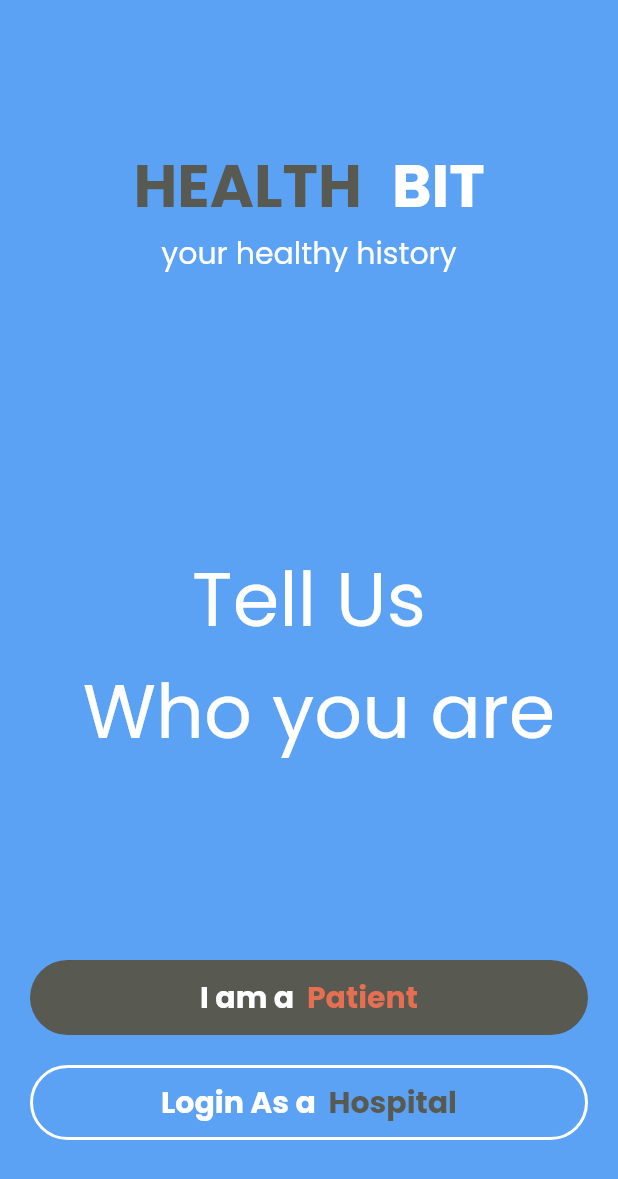
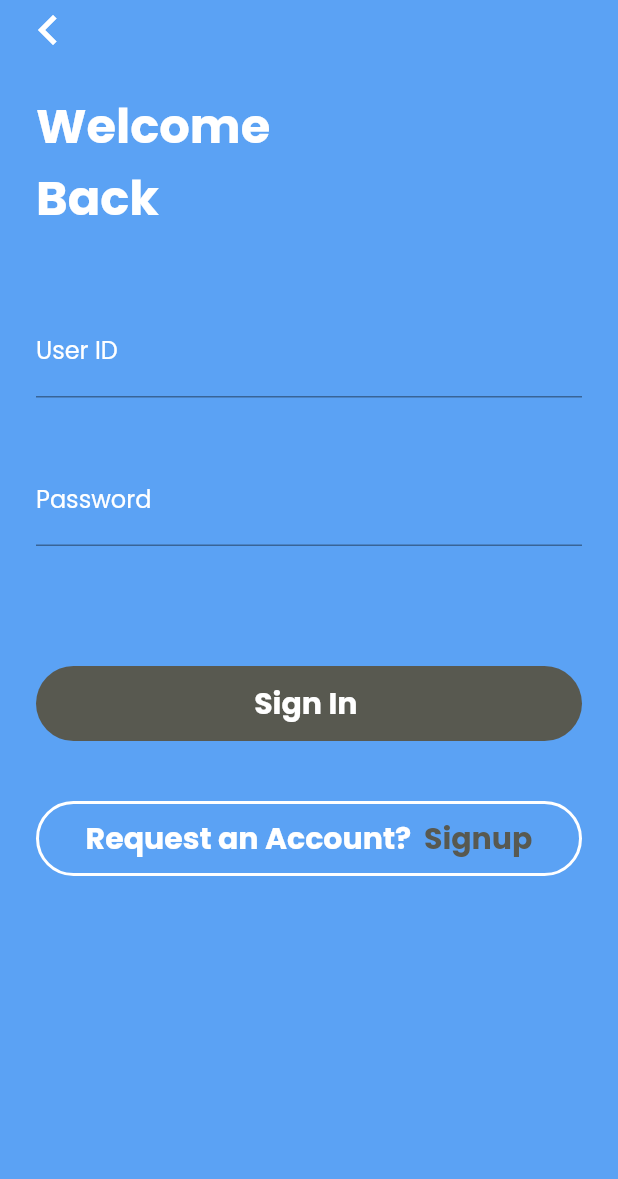
Before and after one commit to SaujanBindukar/HealthBit, a Flutter app: the Category screen opened by its route, after a tap on "I am a", on a phone screen of 412 x 824 dp. Shown: the top 1179 px of the screen. Run offline on Flutter 3.47's test engine with Material 2 defaults, Android fonts, the phone set to English and light mode, and no system bars; our stand-ins replace auto_route, flutter_screenutil, google_fonts.

Commit message:
login and signup page created

```diff
--- a/lib/core/routes/router.dart
+++ b/lib/core/routes/router.dart
@@ -1,6 +1,8 @@
 import 'package:auto_route/auto_route_annotations.dart';
 import 'package:healthbit/features/Category/category.dart';
 import 'package:healthbit/features/GetStarted/getStarted.dart';
+import 'package:healthbit/features/Login/login.dart';
+import 'package:healthbit/features/SignUp/signup.dart';
 
 @MaterialRouter(generateNavigationHelperExtension: true, routes: <AutoRoute>[
   MaterialRoute(
@@ -11,6 +13,12 @@ import 'package:healthbit/features/GetStarted/getStarted.dart';
   ),
   MaterialRoute(
     page: Category,
+  ),
+  MaterialRoute(
+    page: Login,
+  ),
+  MaterialRoute(
+    page: SignUp,
   )
 ])
 class $HealthBitRouter {}
--- a/lib/features/Category/category.dart
+++ b/lib/features/Category/category.dart
@@ -1,5 +1,7 @@
+import 'package:auto_route/auto_route.dart';
 import 'package:flutter/material.dart';
 import 'package:google_fonts/google_fonts.dart';
+import 'package:healthbit/core/routes/router.gr.dart';
 
 class Category extends StatefulWidget {
   Category({Key key}) : super(key: key);
@@ -70,7 +72,10 @@ class _CategoryState extends State<Category> {
             children: [
               InkWell(
                 onTap: () {
-                  //go to category.dart page
+                  ExtendedNavigator.root.push(Routes.login,
+                      arguments: LoginArguments(
+                        patient: true,
+                      ));
                 },
                 child: Container(
                   height: 50,
@@ -107,7 +112,10 @@ class _CategoryState extends State<Category> {
               ),
               InkWell(
                 onTap: () {
-                  //go to category.dart page
+                  ExtendedNavigator.root.push(Routes.login,
+                      arguments: LoginArguments(
+                        patient: false,
+                      ));
                 },
                 child: Container(
                   height: 50,
--- /dev/null
+++ b/lib/features/Login/login.dart
@@ -0,0 +1,210 @@
+import 'package:auto_route/auto_route.dart';
+import 'package:flutter/material.dart';
+import 'package:google_fonts/google_fonts.dart';
+import 'package:healthbit/core/routes/router.gr.dart';
+
+// ignore: must_be_immutable
+class Login extends StatefulWidget {
+  bool patient;
+
+  Login({Key key, this.patient}) : super(key: key);
+
+  @override
+  _LoginState createState() => _LoginState();
+}
+
+class _LoginState extends State<Login> {
+  @override
+  Widget build(BuildContext context) {
+    return Scaffold(
+      backgroundColor: Color(0xff5BA2F4),
+      body: SafeArea(
+        child: Column(
+          mainAxisAlignment: MainAxisAlignment.start,
+          crossAxisAlignment: CrossAxisAlignment.start,
+          children: [
+            Padding(
+              padding: EdgeInsets.symmetric(horizontal: 12),
+              child: InkWell(
+                onTap: () {
+                  ExtendedNavigator.root.push(Routes.category);
+                },
+                child: Icon(
+                  Icons.chevron_left,
+                  size: 40,
+                  color: Colors.white,
+                ),
+              ),
+            ),
+            SizedBox(
+              height: 20,
+            ),
+            Padding(
+              padding: EdgeInsets.symmetric(horizontal: 24),
+              child: Column(
+                mainAxisAlignment: MainAxisAlignment.start,
+                crossAxisAlignment: CrossAxisAlignment.start,
+                children: [
+                  Text(
+                    "Welcome",
+                    style: GoogleFonts.poppins(
+                      fontSize: 32,
+                      color: Colors.white,
+                      fontWeight: FontWeight.bold,
+                    ),
+                    textAlign: TextAlign.center,
+                  ),
+                  Text(
+                    "Back",
+                    style: GoogleFonts.poppins(
+                      fontSize: 32,
+                      color: Colors.white,
+                      fontWeight: FontWeight.bold,
+                    ),
+                    textAlign: TextAlign.center,
+                  ),
+                  SizedBox(
+                    height: 50,
+                  ),
+                  TextFormField(
+                    style: TextStyle(
+                      color: Colors.white,
+                    ),
+                    cursorColor: Colors.white,
+                    decoration: InputDecoration(
+                        focusColor: Colors.white,
+                        labelText: "User ID",
+                        labelStyle: GoogleFonts.poppins(
+                          color: Colors.white,
+                        )),
+                  ),
+                  SizedBox(
+                    height: 40,
+                  ),
+                  TextFormField(
+                    style: TextStyle(
+                      color: Colors.white,
+                    ),
+                    cursorColor: Colors.white,
+                    decoration: InputDecoration(
+                        focusColor: Colors.white,
+                        labelText: "Password",
+                        labelStyle: GoogleFonts.poppins(
+                          color: Colors.white,
+                        )),
+                  ),
+                  SizedBox(
+                    height: 80,
+                  ),
+                  InkWell(
+                    onTap: () {
+                      //go to category.dart page
+                    },
+                    child: Container(
+                      height: 50,
+                      width: MediaQuery.of(context).size.width - 40,
+                      decoration: BoxDecoration(
+                        color: Color(0xff585950),
+                        borderRadius: BorderRadius.circular(50),
+                      ),
+                      child: Center(
+                        child: Text(
+                          "Sign In ",
+                          style: GoogleFonts.poppins(
+                            fontSize: 20,
+                            color: Colors.white,
+                            fontWeight: FontWeight.bold,
+                          ),
+                        ),
+                      ),
+                    ),
+                  ),
+                  SizedBox(
+                    height: 40,
+                  ),
+                  widget.patient
+                      ? InkWell(
+                          onTap: () {
+                            ExtendedNavigator.root.push(Routes.signUp,
+                                arguments: SignUpArguments(patient: true));
+                          },
+                          child: Container(
+                            height: 50,
+                            width: MediaQuery.of(context).size.width - 40,
+                            decoration: BoxDecoration(
+                              border: Border.all(
+                                color: Colors.white,
+                                width: 2,
+                              ),
+                              borderRadius: BorderRadius.circular(50),
+                            ),
+                            child: Row(
+                              mainAxisAlignment: MainAxisAlignment.center,
+                              children: [
+                                Text(
+                                  "Request an Account?  ",
+                                  style: GoogleFonts.poppins(
+                                    fontSize: 20,
+                                    color: Colors.white,
+                                    fontWeight: FontWeight.bold,
+                                  ),
+                                ),
+                                Text(
+                                  "Signup",
+                                  style: GoogleFonts.poppins(
+                                    fontSize: 20,
+                                    color: Color(0xff585950),
+                                    fontWeight: FontWeight.bold,
+                                  ),
+                                ),
+                              ],
+                            ),
+                          ),
+                        )
+                      : InkWell(
+                          onTap: () {
+                            ExtendedNavigator.root.push(Routes.signUp,
+                                arguments: SignUpArguments(patient: false));
+                          },
+                          child: Container(
+                            height: 50,
+                            width: MediaQuery.of(context).size.width - 40,
+                            decoration: BoxDecoration(
+                              border: Border.all(
+                                color: Colors.white,
+                                width: 2,
+                              ),
+                              borderRadius: BorderRadius.circular(50),
+                            ),
+                            child: Row(
+                              mainAxisAlignment: MainAxisAlignment.center,
+                              children: [
+                                Text(
+                                  "Register a Hospital?  ",
+                                  style: GoogleFonts.poppins(
+                                    fontSize: 20,
+                                    color: Colors.white,
+                                    fontWeight: FontWeight.bold,
+                                  ),
+                                ),
+                                Text(
+                                  "Signup",
+                                  style: GoogleFonts.poppins(
+                                    fontSize: 20,
+                                    color: Color(0xff585950),
+                                    fontWeight: FontWeight.bold,
+                                  ),
+                                ),
+                              ],
+                            ),
+                          ),
+                        )
+                ],
+              ),
+            ),
+          ],
+        ),
+      ),
+    );
+  }
+}
```
Also changed, not shown: lib/core/components/custom_textfield.dart (added, +27 -0 lines), lib/features/SignUp/signup.dart (added, +355 -0 lines), lib/core/routes/router.gr.dart.
